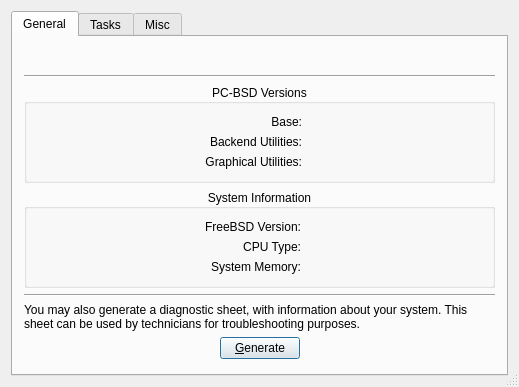
Before: the Qt Designer form src-qt5/pc-sysmanager/pbsystemtab.ui in trueos/pcbsd, drawn with Qt 5.
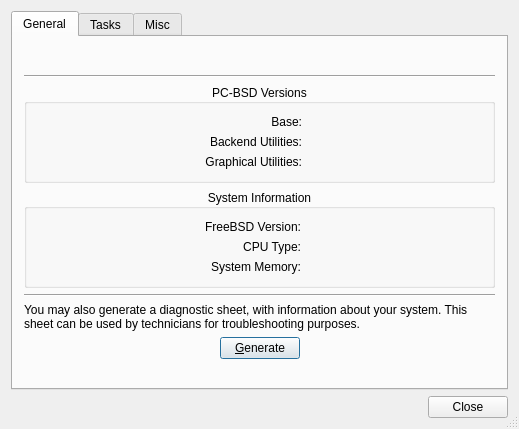
After: the same form once the commit is applied. Icons and pictures are not drawn.

Commit message: Add a "close" button to pc-sysmanager (just in case the WM does not provide a title bar).

Diff of the .ui file:
```diff
--- a/src-qt5/pc-sysmanager/pbsystemtab.ui
+++ b/src-qt5/pc-sysmanager/pbsystemtab.ui
@@ -7,7 +7,7 @@
     <x>0</x>
     <y>0</y>
     <width>519</width>
-    <height>387</height>
+    <height>429</height>
    </rect>
   </property>
   <property name="windowTitle">
@@ -622,6 +622,34 @@
      </widget>
     </widget>
    </item>
+   <item row="1" column="0" colspan="2">
+    <layout class="QHBoxLayout" name="horizontalLayout_2">
+     <item>
+      <spacer name="horizontalSpacer_4">
+       <property name="orientation">
+        <enum>Qt::Horizontal</enum>
+       </property>
+       <property name="sizeHint" stdset="0">
+        <size>
+         <width>40</width>
+         <height>20</height>
+        </size>
+       </property>
+      </spacer>
+     </item>
+     <item>
+      <widget class="QPushButton" name="push_close">
+       <property name="text">
+        <string>Close</string>
+       </property>
+       <property name="icon">
+        <iconset resource="../pc-softwaremanager/SoftwareManager.qrc">
+         <normaloff>:/icons/window-close.png</normaloff>:/icons/window-close.png</iconset>
+       </property>
+      </widget>
+     </item>
+    </layout>
+   </item>
   </layout>
  </widget>
  <layoutdefault spacing="6" margin="11"/>
```
Left out of the diff: 11 changed lines with no effect on the pictures. The commit also changes 1 other file.
